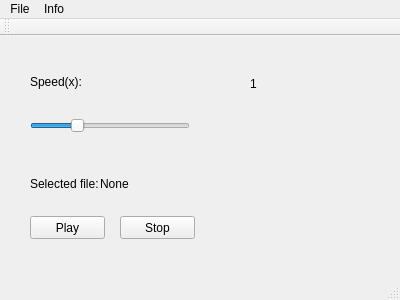
Before: the Qt Designer form WAV/mainwindow.ui in antonmyronyuk/interpolation, drawn with Qt 5.
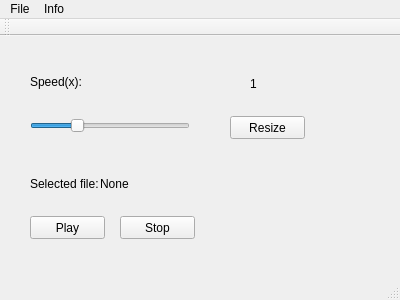
After: the same form once the commit is applied.

Commit message: added resize button

Patch:
```diff
--- a/WAV/mainwindow.ui
+++ b/WAV/mainwindow.ui
@@ -117,6 +117,19 @@
      <string>Stop</string>
     </property>
    </widget>
+   <widget class="QPushButton" name="resizeButton">
+    <property name="geometry">
+     <rect>
+      <x>230</x>
+      <y>80</y>
+      <width>75</width>
+      <height>23</height>
+     </rect>
+    </property>
+    <property name="text">
+     <string>Resize</string>
+    </property>
+   </widget>
   </widget>
   <widget class="QMenuBar" name="menuBar">
    <property name="geometry">
```
The commit also changes 11 other files.
